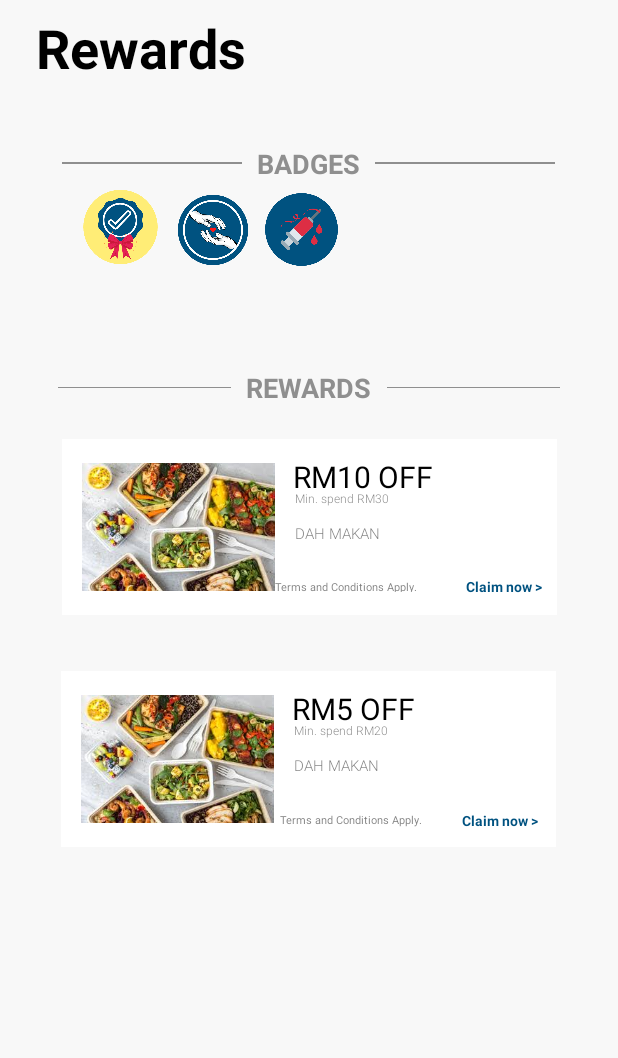
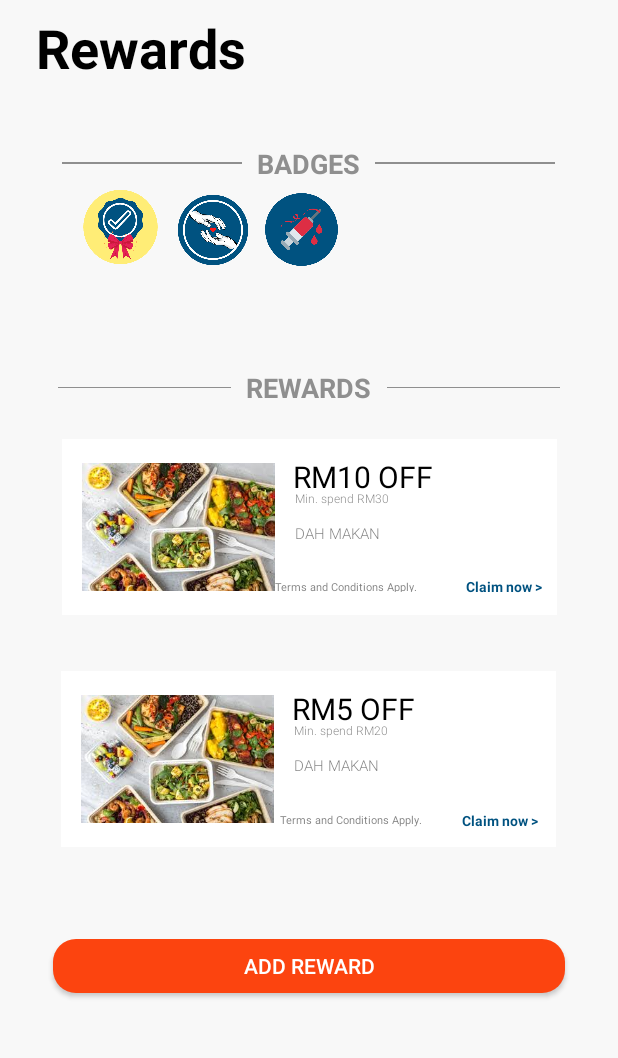
Before and after one commit to sbrnmrzk/volunteering-app, an Android app: the activity_rewards_page screen opened directly, with no data from a screen before it, on a phone screen of 412 x 824 dp, the part 73-1131 px from its top. Run offline under Robolectric (Android 15) with nearby library versions, the phone set to English and light mode, and no system bars; Roboto replaces fonts that are not available here.

Commit message:
rewards page
add reward button

```diff
--- a/app/src/main/res/layout/activity_rewards_page.xml
+++ b/app/src/main/res/layout/activity_rewards_page.xml
@@ -457,5 +457,19 @@
 
     </RelativeLayout>
 
+    <Button
+        android:id="@+id/BTN_addReward"
+        android:layout_width="341dp"
+        android:layout_height="36dp"
+        android:background="@drawable/round_btn_orange"
+        android:text="ADD REWARD"
+        android:textColor="#FFFFFF"
+        app:layout_constraintBottom_toBottomOf="parent"
+        app:layout_constraintEnd_toEndOf="parent"
+        app:layout_constraintHorizontal_bias="0.498"
+        app:layout_constraintStart_toStartOf="parent"
+        app:layout_constraintTop_toTopOf="@+id/rewardsToolbar"
+        app:layout_constraintVertical_bias="0.856" />
+
 
 </androidx.constraintlayout.widget.ConstraintLayout>
```
